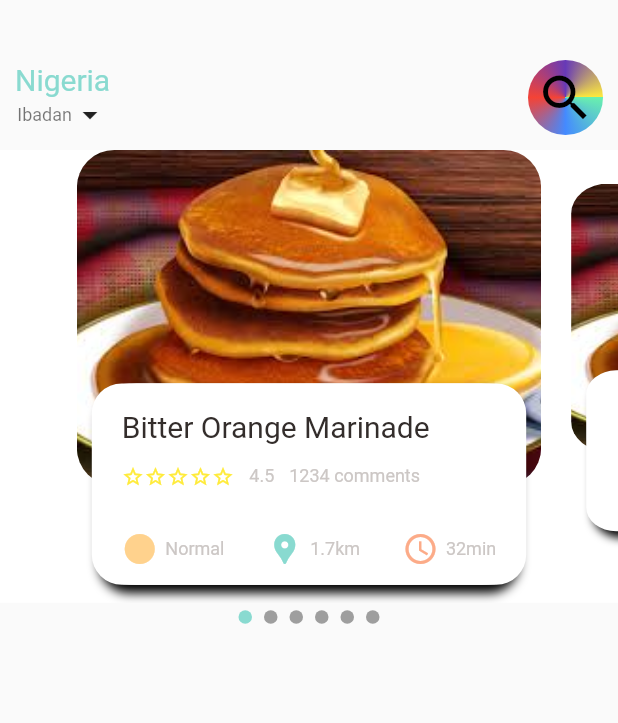
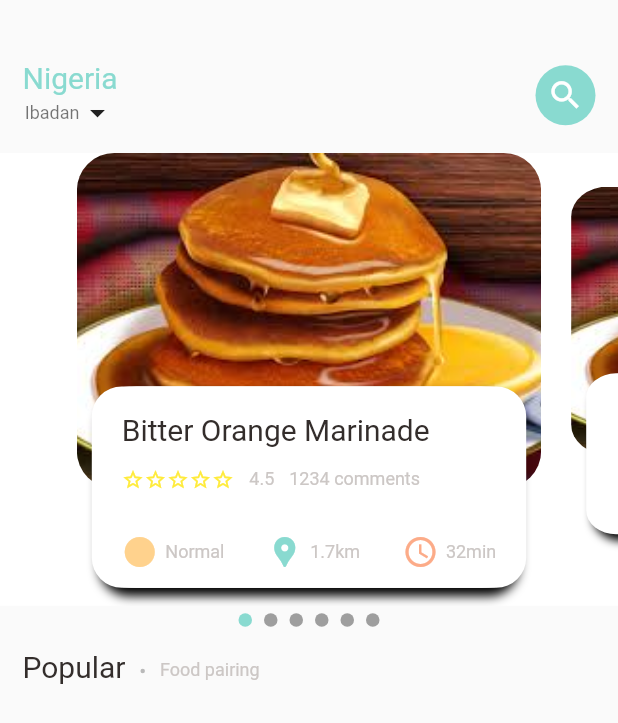
Before and after one commit to zulayqoh/Food-Delivery-App, a Flutter app: the screen it shows after launch, on a phone screen of 412 x 824 dp. Shown: the top 723 px of the screen. Run offline on Flutter 3.47's test engine with Material 2 defaults, Android fonts, the phone set to English and light mode, and no system bars; drawn by our look-alikes of smooth_page_indicator; our stand-ins replace get.

Commit message:
refactored searchIcon container

```diff
--- a/lib/home/food_page_body.dart
+++ b/lib/home/food_page_body.dart
@@ -57,11 +57,33 @@ class _FoodPageBodyState extends State<FoodPageBody> {
               dotHeight: 9,
               dotWidth: 9,
               type: WormType.thin,
-              activeDotColor: AppColor.mainColor,
-              // strokeWidth: 5,
+              activeDotColor: AppColor.mainColor
+            // strokeWidth: 5
+              ),
+          onDotClicked: (index) {},
+        ),
+        const SizedBox(height: 5),
+        Container(
+          margin: const EdgeInsets.only(left: 15, top: 10),
+          child: Row(
+            crossAxisAlignment: CrossAxisAlignment.end,
+            children: [
+              const BigAppText(text: 'Popular'),
+              Container(
+                margin: const EdgeInsets.symmetric(horizontal: 10, vertical: 7),
+                width: 3,
+                height: 3,
+                decoration: BoxDecoration(
+                  color: Colors.black26,
+                  borderRadius: BorderRadius.circular(2.5),
+                ),
+              ),
+              Container(
+                margin: const EdgeInsets.only(bottom: 2),
+                child: const SmallAppText(text: 'Food pairing'),
+              ),
+            ],
           ),
-          onDotClicked: (index) {
-          },
         ),
       ],
     );
@@ -107,7 +129,8 @@ class _FoodPageBodyState extends State<FoodPageBody> {
           Align(
             alignment: Alignment.bottomCenter,
             child: Container(
-              padding: const EdgeInsets.only(top: 10, left: 15, right: 15, bottom: 5),
+              padding: const EdgeInsets.only(
+                  top: 10, left: 15, right: 15, bottom: 5),
               height: Dimension.pageViewContainerText,
               margin: const EdgeInsets.only(left: 25, right: 25, bottom: 12),
               decoration: BoxDecoration(
--- a/lib/home/main_food_page.dart
+++ b/lib/home/main_food_page.dart
@@ -20,7 +20,7 @@ class _MainFoodPageState extends State<MainFoodPage> {
         child: Column(
           children: [
             Container(
-              padding: const EdgeInsets.all(10),
+              padding: const EdgeInsets.only(left: 15, top: 10, right: 15, bottom: 15),
               child: Row(
                 mainAxisAlignment: MainAxisAlignment.spaceBetween,
                 children: [
@@ -42,22 +42,14 @@ class _MainFoodPageState extends State<MainFoodPage> {
                   const SizedBox(width: 20),
                   Container(
                     alignment: Alignment.center,
-                    width: 50,
-                    height: 50,
+                    width: 40,
+                    height: 40,
                     decoration: BoxDecoration(
                         borderRadius: BorderRadius.circular(50),
-                        color: Colors.red,
-                        gradient: const SweepGradient(
-                            center: Alignment.center,
-                            colors: [
-                              Colors.greenAccent,
-                              Colors.blueAccent,
-                              Colors.red,
-                              Colors.deepPurple,
-                              Colors.yellow
-                            ])),
+                        color: AppColor.mainColor,
+                    ),
                     child:
-                        const Icon(Icons.search, size: 40, color: Colors.black),
+                        const Icon(Icons.search, size: 25, color: Colors.white),
                   ),
                 ],
               ),
```
